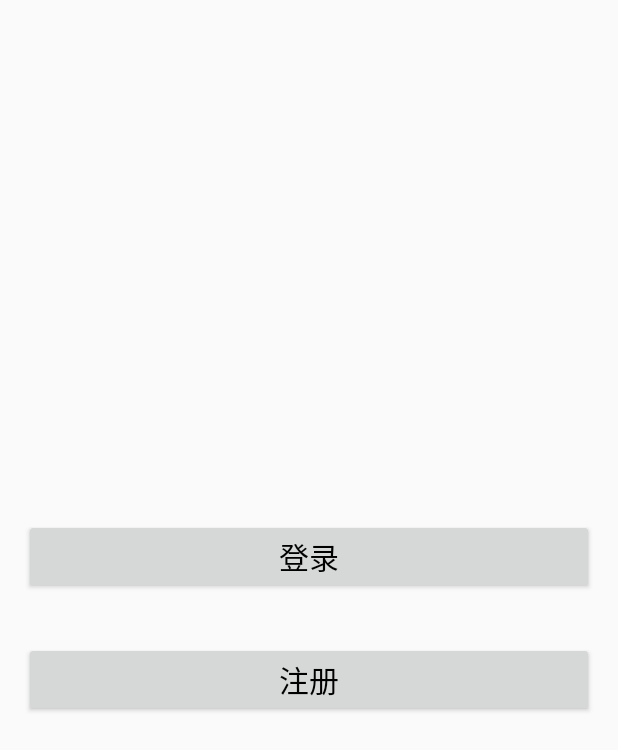
After one commit to zyhSDU/SmartSchool, an Android app: the layout ac_start.xml on its own in the app's theme, with its tools: preview values and no code run, on a phone screen of 412 x 824 dp. The commit adds this screen. Shown: the top 750 px of the screen. Run offline under Robolectric (Android 15) with nearby library versions, the phone set to English and light mode, and no system bars.

Commit message:
20180827

```diff
--- a/app/src/main/java/com/example/administrator/smartschool/ac/abac/LoginAbAc.java
+++ b/app/src/main/java/com/example/administrator/smartschool/ac/abac/LoginAbAc.java
@@ -11,9 +11,4 @@ public class LoginAbAc extends BaseAbAc{
     public int getLayoutResId() {
         return R.layout.ac_login;
     }
-
-    @Override
-    public void initOnCreate() {
-
-    }
 }
--- a/app/src/main/java/com/example/administrator/smartschool/ac/abac/RegisterAbAc.java
+++ b/app/src/main/java/com/example/administrator/smartschool/ac/abac/RegisterAbAc.java
@@ -11,9 +11,4 @@ public class RegisterAbAc extends BaseAbAc{
     public int getLayoutResId() {
         return R.layout.ac_register;
     }
-
-    @Override
-    public void initOnCreate() {
-
-    }
 }
--- a/app/src/main/java/com/example/administrator/smartschool/util/Utils.kt
+++ b/app/src/main/java/com/example/administrator/smartschool/util/Utils.kt
@@ -24,7 +24,7 @@ object Utils {
     /**
      * 递归，优秀
      */
-    fun setOnClickListener(view: View, listener: OnClickListener) {
+    private fun setOnClickListener(view: View, listener: OnClickListener) {
         if (view is ViewGroup) {
             (0 until view.childCount)
                     .map { view.getChildAt(it) }
@@ -71,7 +71,7 @@ object Utils {
             for (i in 0 until cursor.columnCount) {
                 val columnName = cursor.getColumnName(i)
                 val value = cursor.getString(i)
-                Logger.i(Utils::class.java, columnName + "=" + value)
+                Logger.i(Utils::class.java, "$columnName=$value")
             }
         }
     }
--- /dev/null
+++ b/app/src/main/res/layout/ac_start.xml
@@ -0,0 +1,32 @@
+<?xml version="1.0" encoding="utf-8"?>
+<RelativeLayout xmlns:android="http://schemas.android.com/apk/res/android"
+    android:layout_width="match_parent"
+    android:layout_height="match_parent">
+
+    <LinearLayout
+        android:layout_width="match_parent"
+        android:layout_height="wrap_content"
+        android:layout_centerInParent="true"
+        android:orientation="vertical">
+
+        <Button
+            android:id="@+id/btn_login"
+            android:layout_width="match_parent"
+            android:layout_height="@dimen/height_input"
+            android:layout_margin="16dp"
+            android:gravity="center"
+            android:text="登录"
+            android:textColor="@color/black"
+            android:textSize="20sp" />
+
+        <Button
+            android:id="@+id/btn_register"
+            android:layout_width="match_parent"
+            android:layout_height="@dimen/height_input"
+            android:layout_margin="16dp"
+            android:gravity="center"
+            android:text="注册"
+            android:textColor="@color/black"
+            android:textSize="20sp" />
+    </LinearLayout>
+</RelativeLayout>
```
Also changed, not shown: app/src/main/AndroidManifest.xml (+6 -3 lines), app/src/main/java/com/example/administrator/smartschool/ac/abac/BaseAbAc.kt (+1 -11 lines), app/src/main/java/com/example/administrator/smartschool/ac/abac/StartAbAc.kt (added, +30 -0 lines), app/src/main/java/com/example/administrator/smartschool/ac/abac/UiOperation.kt (added, +18 -0 lines), app/src/main/java/com/example/administrator/smartschool/interfaces/UiOperation.kt (deleted, +0 -13 lines), app/src/main/res/layout/ac_login.xml (+0 -25 lines).
